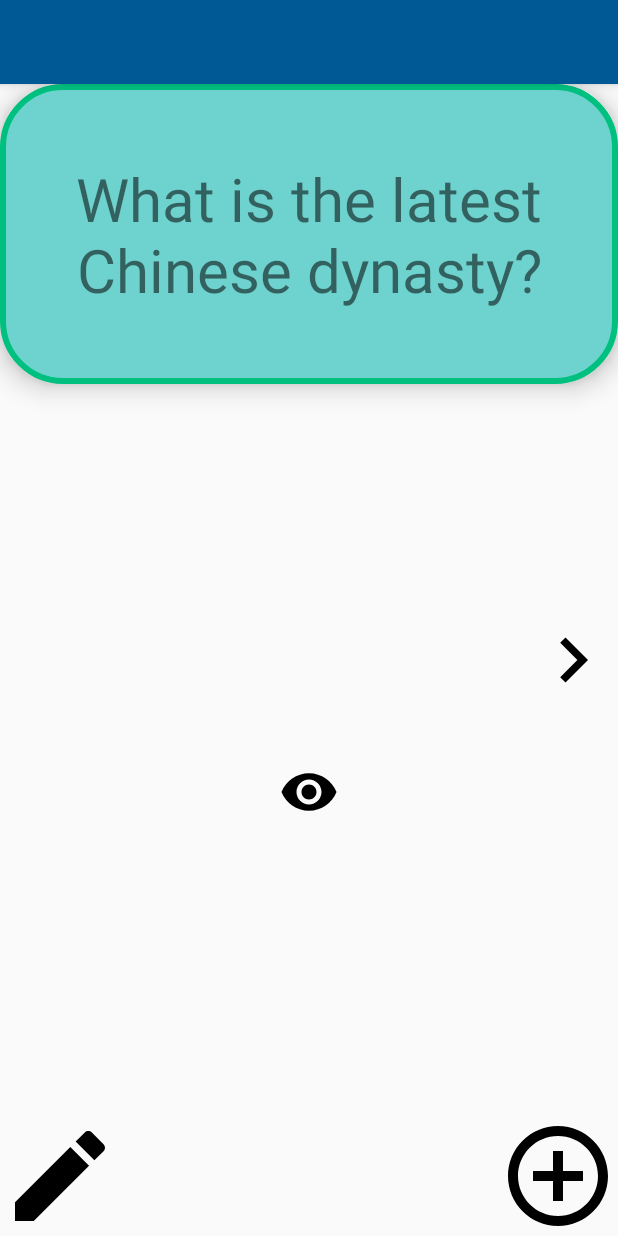
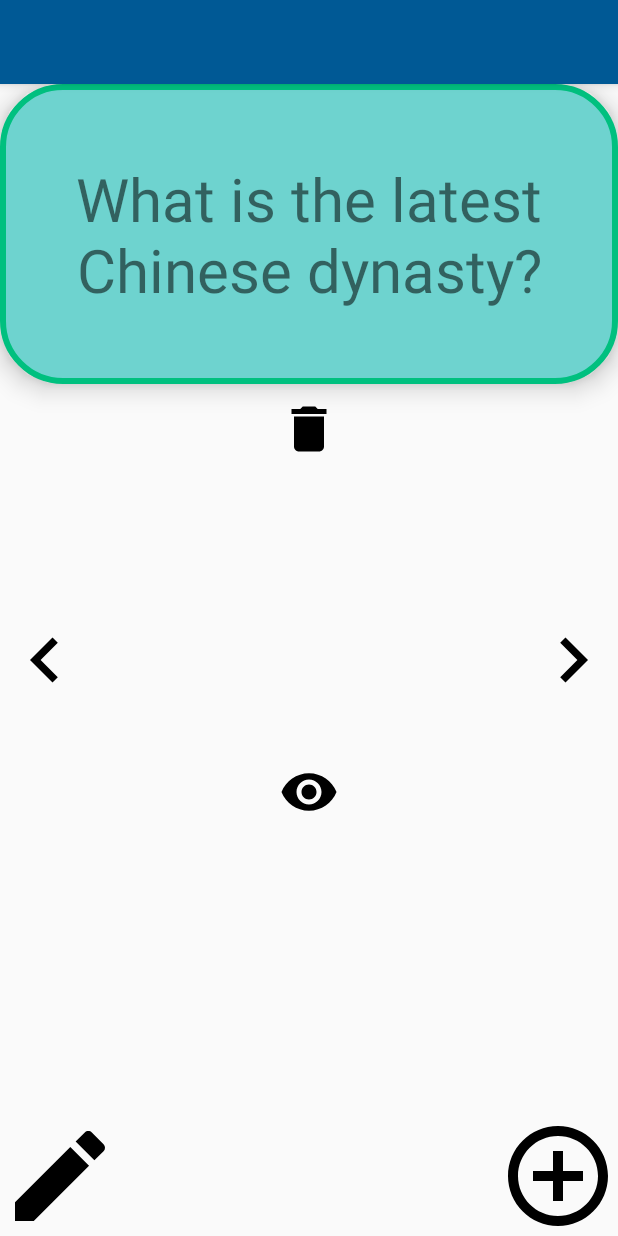
Before and after one commit to CheeryW/QuizTime, an Android app: the screen it shows after launch (MainActivity), on a phone screen of 412 x 824 dp. Run offline under Robolectric (Android 15) with nearby library versions, the phone set to English and light mode, and no system bars; our stand-ins replace Room's generated code.

Commit message:
More features added for lab in week 6 (lab 3)

```diff
--- /dev/null
+++ b/app/src/main/res/drawable/ic_delete_black_24dp.xml
@@ -0,0 +1,4 @@
+<vector android:height="40dp" android:viewportHeight="24.0"
+    android:viewportWidth="24.0" android:width="40dp" xmlns:android="http://schemas.android.com/apk/res/android">
+    <path android:fillColor="#FF000000" android:pathData="M6,19c0,1.1 0.9,2 2,2h8c1.1,0 2,-0.9 2,-2V7H6v12zM19,4h-3.5l-1,-1h-5l-1,1H5v2h14V4z"/>
+</vector>
--- /dev/null
+++ b/app/src/main/res/drawable/ic_navigate_before_black_24dp.xml
@@ -0,0 +1,4 @@
+<vector android:height="60dp" android:viewportHeight="24.0"
+    android:viewportWidth="24.0" android:width="60dp" xmlns:android="http://schemas.android.com/apk/res/android">
+    <path android:fillColor="#FF000000" android:pathData="M15.41,7.41L14,6l-6,6 6,6 1.41,-1.41L10.83,12z"/>
+</vector>
--- a/app/src/main/res/layout/activity_main.xml
+++ b/app/src/main/res/layout/activity_main.xml
@@ -116,7 +116,24 @@
         android:layout_height="wrap_content"
         android:layout_alignParentRight="true"
         android:layout_centerInParent="true"
-        android:id="@+id/nextCard"
+        android:id="@+id/next_button"
         android:src="@drawable/ic_navigate_next_black_24dp" />
 
+    <ImageView
+        android:layout_width="wrap_content"
+        android:layout_height="wrap_content"
+        android:layout_alignParentLeft="true"
+        android:layout_centerInParent="true"
+        android:id="@+id/prev_button"
+        android:src="@drawable/ic_navigate_before_black_24dp" />
+
+    <ImageView
+        android:id="@+id/delete_button"
+        android:layout_width="wrap_content"
+        android:layout_height="wrap_content"
+        android:src="@drawable/ic_delete_black_24dp"
+        android:layout_centerHorizontal="true"
+        android:layout_below="@id/flashcard_question"
+        android:layout_marginTop="10dp" />
+
 </RelativeLayout>
```
Also changed, not shown: app/src/main/java/com/example/cheery/quiztime/MainActivity.java (+69 -0 lines).
